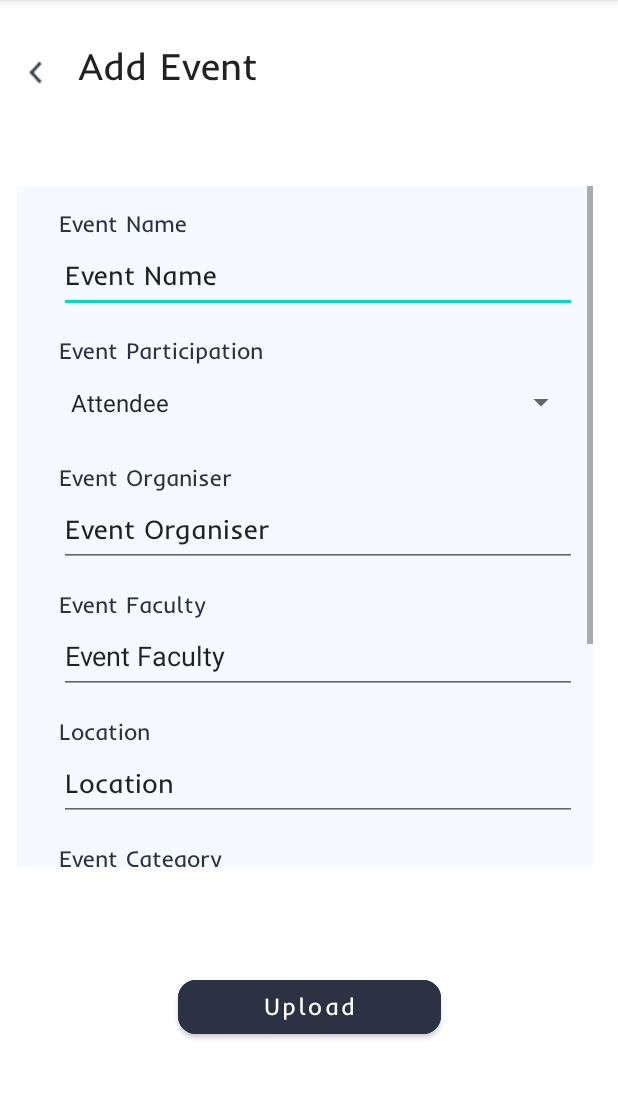
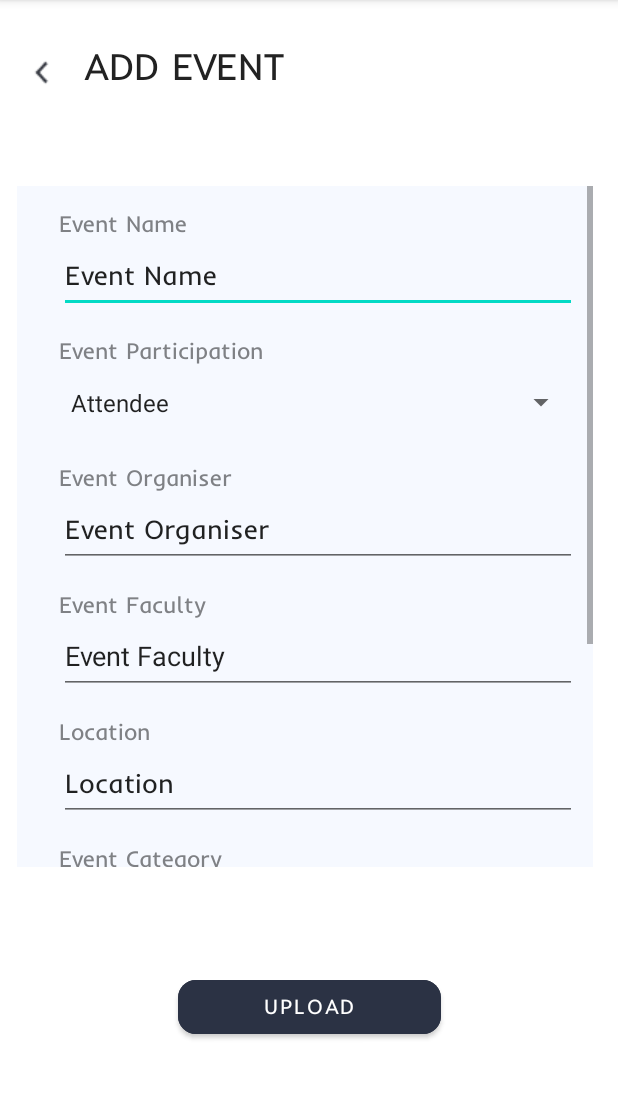
Before and after one commit to florencepoon/INFS3605, an Android app: the AddNewEvent screen opened directly, with no data from a screen before it, on a phone screen of 412 x 824 dp, the part 84-1183 px from its top. Run offline under Robolectric (Android 15) with nearby library versions, the phone set to English and light mode, and no system bars; our stand-ins replace Firebase (no records; nobody signed in at launch, a user with empty details on screens opened directly).

Commit message:
ui changes

```diff
--- a/app/src/main/res/layout/fragment_create_events.xml
+++ b/app/src/main/res/layout/fragment_create_events.xml
@@ -19,6 +19,7 @@
         android:layout_marginTop="10dp"
         android:fontFamily="@font/inder"
         android:text="@string/addEvent"
+        android:textAllCaps="true"
         android:textColor="@color/black"
         android:textSize="25sp"
         app:layout_constraintStart_toEndOf="@+id/leftArrowCreateEvent"
@@ -30,8 +31,8 @@
         android:layout_height="26dp"
         android:layout_marginHorizontal="21dp"
         android:layout_marginVertical="35dp"
-        android:layout_marginStart="12dp"
-        android:layout_marginTop="28dp"
+        android:layout_marginStart="16dp"
+        android:layout_marginTop="32dp"
         android:src="@drawable/left_arrow"
         app:layout_constraintStart_toStartOf="parent"
         app:layout_constraintTop_toTopOf="parent" />
@@ -45,8 +46,8 @@
         android:backgroundTint="@color/navy"
         android:fontFamily="@font/inder"
         android:text="@string/Upload"
-        android:textAllCaps="false"
-        android:textSize="16sp"
+        android:textAllCaps="true"
+        android:textSize="14sp"
         app:cornerRadius="12dp"
         app:layout_constraintBottom_toBottomOf="parent"
         app:layout_constraintEnd_toEndOf="parent"
@@ -83,7 +84,7 @@
                 android:fontFamily="@font/inder"
                 android:text="@string/event_name"
                 android:textAlignment="viewStart"
-                android:textColor="@color/navy"
+                android:textColor="#7F8185"
                 android:textSize="15sp"
                 app:layout_constraintBottom_toTopOf="@+id/addEventName"
                 app:layout_constraintStart_toStartOf="parent"
@@ -113,7 +114,7 @@
                 android:layout_marginBottom="40dp"
                 android:fontFamily="@font/inder"
                 android:text="Event Participation"
-                android:textColor="@color/navy"
+                android:textColor="#FF7F8185"
                 android:textSize="15sp"
                 app:layout_constraintBottom_toTopOf="@+id/editTextParticipation"
                 app:layout_constraintStart_toStartOf="parent"
@@ -141,7 +142,7 @@
                 android:layout_marginTop="15dp"
                 android:fontFamily="@font/inder"
                 android:text="@string/event_organiser"
-                android:textColor="@color/navy"
+                android:textColor="#FF7F8185"
                 android:textSize="15sp"
                 app:layout_constraintStart_toStartOf="parent"
                 app:layout_constraintTop_toBottomOf="@+id/editTextParticipation" />
@@ -166,7 +167,7 @@
                 android:layout_marginTop="15dp"
                 android:fontFamily="@font/inder"
                 android:text="@string/event_location"
-                android:textColor="@color/navy"
+                android:textColor="#FF7F8185"
                 android:textSize="15sp"
                 app:layout_constraintStart_toStartOf="parent"
                 app:layout_constraintTop_toBottomOf="@+id/editTextEventFaculty" />
@@ -191,7 +192,7 @@
                 android:layout_marginTop="15dp"
                 android:fontFamily="@font/inder"
                 android:text="@string/event_category"
-                android:textColor="@color/navy"
+                android:textColor="#FF7F8185"
                 android:textSize="15sp"
                 app:layout_constraintStart_toStartOf="parent"
                 app:layout_constraintTop_toBottomOf="@+id/editTextLocation" />
@@ -204,7 +205,7 @@
                 android:layout_marginTop="15dp"
                 android:fontFamily="@font/inder"
                 android:text="@string/event_startTime"
-                android:textColor="@color/navy"
+                android:textColor="#FF7F8185"
                 android:textSize="15sp"
                 app:layout_constraintStart_toStartOf="parent"
                 app:layout_constraintTop_toBottomOf="@+id/editTextDate" />
@@ -228,7 +229,7 @@
                 android:layout_marginTop="15dp"
                 android:fontFamily="@font/inder"
                 android:text="@string/event_date"
-                android:textColor="@color/navy"
+                android:textColor="#FF7F8185"
                 android:textSize="15sp"
                 app:layout_constraintStart_toStartOf="parent"
                 app:layout_constraintTop_toBottomOf="@+id/editTextEventCategory" />
@@ -264,7 +265,7 @@
                 android:layout_marginTop="15dp"
                 android:fontFamily="@font/inder"
                 android:text="@string/event_endTime"
-                android:textColor="@color/navy"
+                android:textColor="#FF7F8185"
                 android:textSize="15sp"
                 app:layout_constraintStart_toEndOf="@+id/textView5"
                 app:layout_constraintTop_toBottomOf="@+id/editTextDate" />
@@ -299,7 +300,7 @@
                 android:layout_marginTop="15dp"
                 android:fontFamily="@font/inder"
                 android:text="Event Faculty"
-                android:textColor="@color/navy"
+                android:textColor="#FF7F8185"
                 android:textSize="15sp"
                 app:layout_constraintStart_toStartOf="parent"
                 app:layout_constraintTop_toBottomOf="@+id/editTextEventOrganiser" />
--- a/app/src/main/res/layout/fragment_events.xml
+++ b/app/src/main/res/layout/fragment_events.xml
@@ -83,6 +83,7 @@
         android:layout_marginTop="24dp"
         android:fontFamily="@font/inder"
         android:text="@string/events"
+        android:textAllCaps="true"
         android:textColor="@color/black"
         android:textSize="25sp"
         app:layout_constraintEnd_toEndOf="parent"
@@ -93,8 +94,8 @@
     <ImageView
         android:id="@+id/createEventButton"
         android:layout_width="40dp"
-        android:layout_height="40dp"
-        android:layout_marginEnd="30dp"
+        android:layout_height="37dp"
+        android:layout_marginEnd="28dp"
         android:src="@drawable/add_event"
         app:layout_constraintEnd_toEndOf="parent"
         app:layout_constraintTop_toTopOf="@+id/textView13" />
--- a/app/src/main/res/layout/fragment_events_by_name.xml
+++ b/app/src/main/res/layout/fragment_events_by_name.xml
@@ -16,6 +16,7 @@
         android:layout_marginBottom="82dp"
         android:fontFamily="@font/inder"
         android:text="Events by Name"
+        android:textAllCaps="true"
         android:textColor="@color/black"
         android:textSize="25sp"
         app:layout_constraintBottom_toTopOf="@+id/byNameButton"
--- a/app/src/main/res/layout/fragment_profile.xml
+++ b/app/src/main/res/layout/fragment_profile.xml
@@ -39,6 +39,7 @@
         android:layout_marginEnd="262dp"
         android:fontFamily="@font/inder"
         android:text="@string/profile"
+        android:textAllCaps="true"
         android:textColor="@color/black"
         android:textSize="25sp"
         app:layout_constraintEnd_toEndOf="parent"
@@ -83,7 +84,7 @@
         android:text="@string/logout"
         android:textColor="@color/off_white"
         android:textColorLink="#2B3244"
-        android:textSize="18sp"
+        android:textSize="14sp"
         app:cornerRadius="12dp"
         app:layout_constraintEnd_toEndOf="parent"
         app:layout_constraintStart_toStartOf="parent"
--- a/app/src/main/res/values/strings.xml
+++ b/app/src/main/res/values/strings.xml
@@ -8,7 +8,7 @@
 
     //Dashboard
     <string name="dashboard">Dashboard</string>
-    <string name="dashboard_greeting">Hello</string>
+    <string name="dashboard_greeting">Hello, </string>
 
     //Events
     <string name="events">Events</string>
```
Also changed, not shown: app/src/main/res/layout/fragment_analytics.xml (+60 -22 lines), app/src/main/res/layout/fragment_dashboard.xml (+58 -13 lines), app/src/main/res/layout/fragment_events_detail.xml (+19 -2 lines), app/src/main/res/drawable/navybox.png (added), app/src/main/res/drawable/navyrec.png (added).
